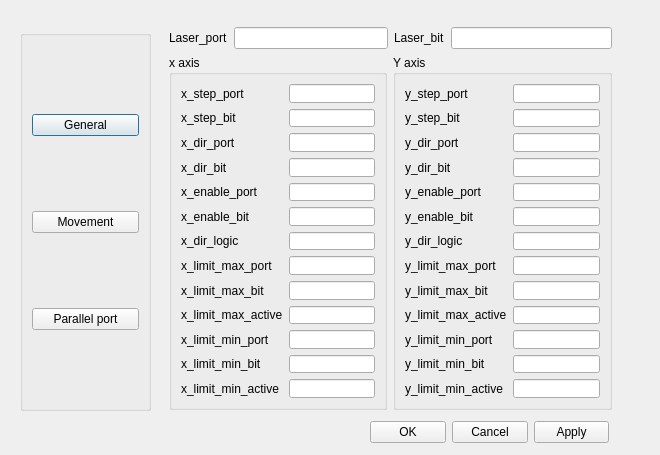
Old version of the form mainwindow/settings.ui in the repository CommName/Cengrave.
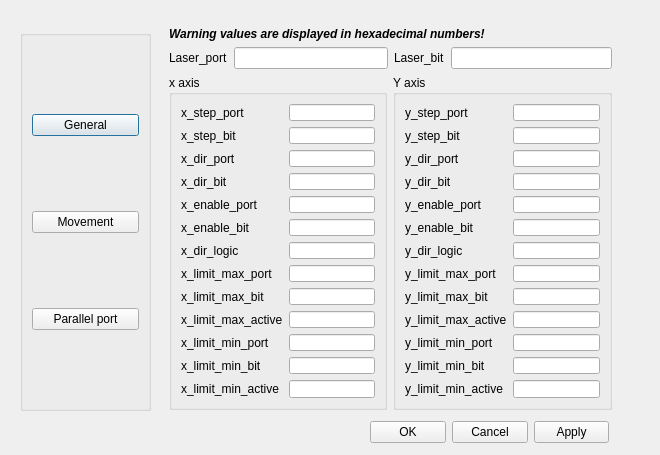
New version of the form. The open tabs and pages were chosen to show the change.

Commit message: changed the way the values are loaded and stored

What changed in the file:
```diff
--- a/mainwindow/settings.ui
+++ b/mainwindow/settings.ui
@@ -268,6 +268,22 @@
    </widget>
    <widget class="QWidget" name="parallel_port">
     <layout class="QVBoxLayout" name="verticalLayout_2">
+     <item>
+      <widget class="QLabel" name="label">
+       <property name="font">
+        <font>
+         <weight>75</weight>
+         <italic>true</italic>
+         <bold>true</bold>
+         <underline>false</underline>
+         <strikeout>false</strikeout>
+        </font>
+       </property>
+       <property name="text">
+        <string>Warning values are displayed in hexadecimal numbers!</string>
+       </property>
+      </widget>
+     </item>
      <item>
       <layout class="QHBoxLayout" name="horizontalLayout_3">
        <item>
```
Left out of the diff: 2 changed lines with no effect on the pictures. The commit also changes 1 other file.
